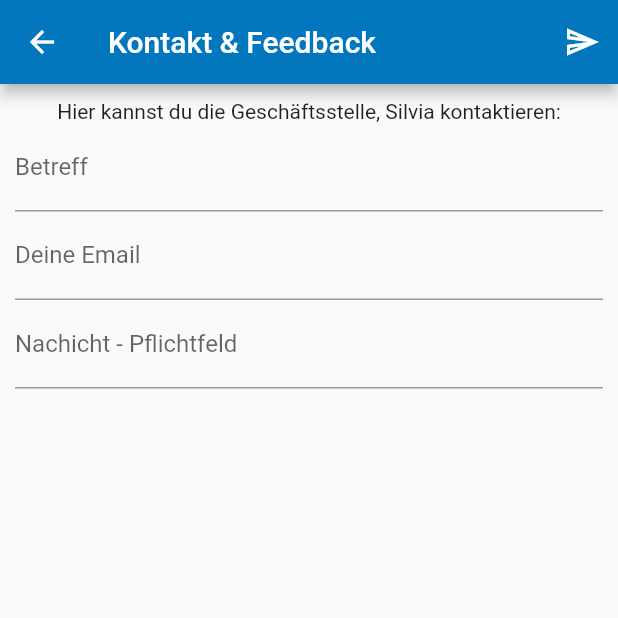
After one commit to Mister-Muffin/Shintaikan, a Flutter app: the SendMail screen opened directly, on a phone screen of 412 x 824 dp, the top half of it. The commit adds this screen. Run offline on Flutter 3.47's test engine with Material 2 defaults, Android fonts, the phone set to English and light mode, and no system bars; our stand-ins replace cloud_firestore, cloud_functions, connectivity, firebase_core, firebase_messaging, flutter_html and 3 more; missing offline and left inert: flutter_statusbarcolor; accounts and stored records are empty.

Commit message:
Added email function/support

```diff
--- /dev/null
+++ b/lib/sendMail.dart
@@ -0,0 +1,168 @@
+import 'package:cloud_functions/cloud_functions.dart';
+import 'package:flutter/material.dart';
+import 'package:outline_material_icons/outline_material_icons.dart';
+
+class SendMail extends StatefulWidget {
+  static const routeName = '/mail';
+  @override
+  _SendMailState createState() => _SendMailState();
+}
+
+class _SendMailState extends State<SendMail> {
+  String subject = "Kein Betreff angegeben";
+  String email = "Keine Email angegeben";
+  String message = "";
+
+  bool showStatusWidget = false;
+  bool success = false;
+  String cloudFuncReturnStatus = "";
+
+  final HttpsCallable callable = CloudFunctions(region: 'europe-west1').getHttpsCallable(
+    functionName: 'sendEmail',
+  );
+
+  @override
+  Widget build(BuildContext context) {
+    return Scaffold(
+      appBar: AppBar(
+        title: Text("Kontakt & Feedback"),
+        actions: [IconButton(icon: Icon(OMIcons.send), onPressed: sendMessage)],
+      ),
+      body: Padding(
+        padding: const EdgeInsets.all(10),
+        child: Column(mainAxisSize: MainAxisSize.max, children: [
+          Text("Hier kannst du die Geschäftsstelle, Silvia kontaktieren:",
+              style: TextStyle(
+                color: Colors.black87,
+                fontSize: 14,
+                fontWeight: FontWeight.normal,
+              )),
+          TextFormField(
+            decoration: InputDecoration(labelText: 'Betreff'),
+            onChanged: (String value) {
+              subject = value;
+            },
+          ),
+          TextFormField(
+            decoration: InputDecoration(labelText: 'Deine Email'),
+            onChanged: (String value) {
+              setState(() {
+                email = value;
+              });
+            },
+            validator: (String value) {
+              return value.contains('@') ? null : 'Ungültige E-Mail Adresse';
+            },
+          ),
+          TextFormField(
+            decoration: InputDecoration(labelText: 'Nachicht - Pflichtfeld'),
+            onChanged: (String value) {
+              message = value;
+            },
+          ),
+          Container(
+            height: 20,
+          ),
+          noEmailWarning(),
+          messageStatusWidget(),
+        ]),
+      ),
+    );
+  }
+
+  void sendMessage() async {
+    try {
+      final HttpsCallableResult result = await callable.call(
+        <String, dynamic>{
+          'email': email,
+          'subject': subject,
+          'message': message
+        },
+      );
+      print(result.data);
+      setState(() {
+        cloudFuncReturnStatus = result.data.toString();
+        success = true;
+        showStatusWidget = true;
+      });
+    } on CloudFunctionsException catch (e) {
+      print('caught firebase functions exception');
+      print(e.code);
+      print(e.message);
+      print(e.details);
+      setState(() {
+        success = false;
+        showStatusWidget = true;
+      });
+    } catch (e) {
+      print('caught generic exception');
+      print(e);
+      setState(() {
+        success = false;
+        showStatusWidget = true;
+      });
+    }
+  }
+
+  Widget noEmailWarning() {
+    if (email.isEmpty) {
+      return Row(
+        children: [
+          Icon(
+            OMIcons.warning,
+            color: Colors.orange,
+          ),
+          Text('Ohne Email können wir dir nicht Antworten.',
+              style: TextStyle(
+                color: Colors.black,
+                fontSize: 14,
+                fontWeight: FontWeight.normal,
+              ),
+              textAlign: TextAlign.center)
+        ],
+      );
+    } else {
+      return Container();
+    }
+  }
+
+  Widget messageStatusWidget() {
+    if (showStatusWidget) {
+      if (success) {
+        return Row(
+          children: [
+            Icon(
+              OMIcons.done,
+              color: Colors.green,
+            ),
+            Text('Die Nachicht wurde versandt!',
+                style: TextStyle(
+                  color: Colors.black,
+                  fontSize: 14,
+                  fontWeight: FontWeight.normal,
+                ),
+                textAlign: TextAlign.center)
+          ],
+        );
+      } else {
+        return Row(
+          children: [
+            Icon(
+              OMIcons.error,
+              color: Colors.red,
+            ),
+            Text('Ein Fehler ist aufgetreten!',
+                style: TextStyle(
+                  color: Colors.black,
+                  fontSize: 14,
+                  fontWeight: FontWeight.normal,
+                ),
+                textAlign: TextAlign.center)
+          ],
+        );
+      }
+    } else {
+      return Container();
+    }
+  }
+}
--- a/pubspec.yaml
+++ b/pubspec.yaml
@@ -19,6 +19,7 @@ dependencies:
   firebase_core: ^0.5.0
   firebase_messaging:
   cloud_firestore: ^0.14.0+1
+  cloud_functions: ^0.6.0
 
   connectivity: ^0.4.9
 
```
Also changed, not shown: lib/main.dart (+16 -0 lines).
